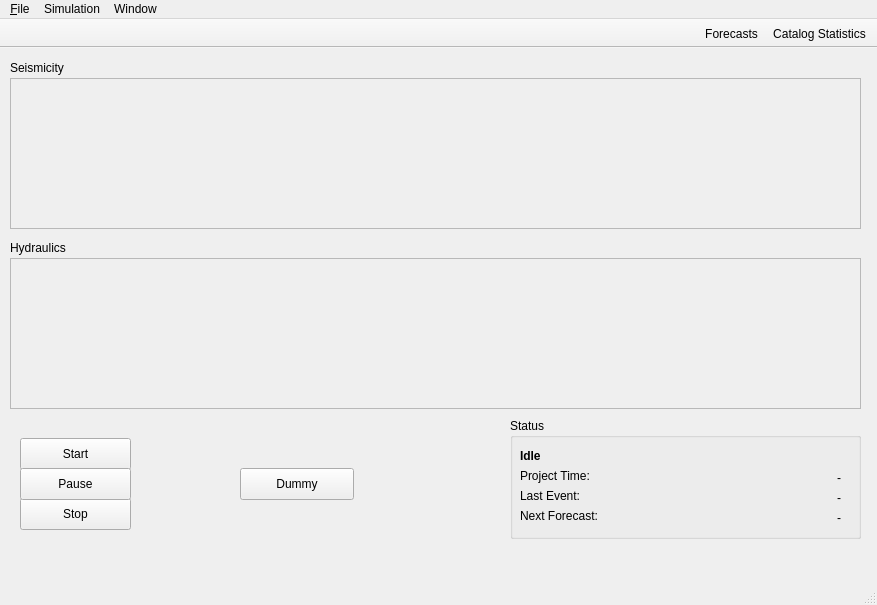
Before: the Qt Designer form atls/ui/views/mainwindow.ui in swiss-seismological-service/hermes, drawn with Qt 5.
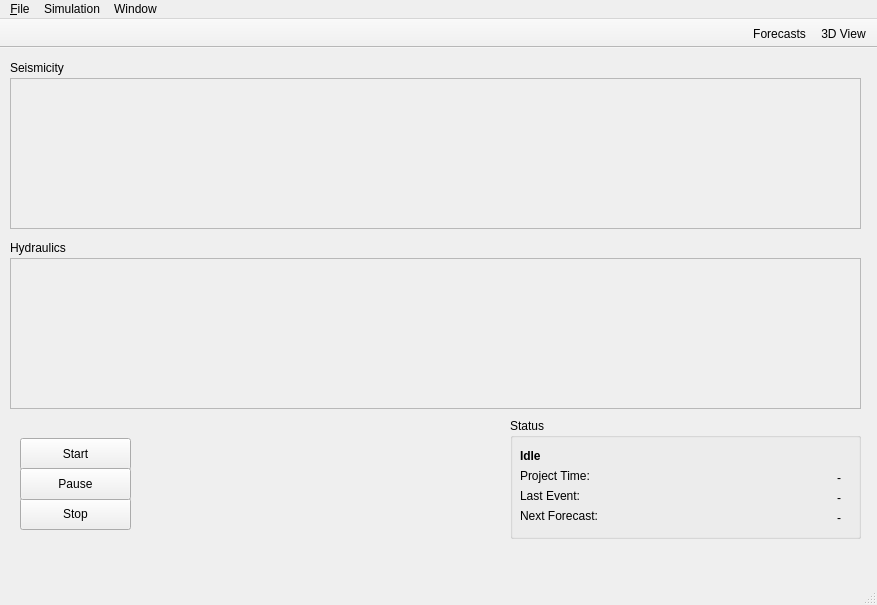
After: the same form once the commit is applied. Icons and pictures are not drawn. Custom widgets are drawn as their Qt base class.

Commit message: Show 3D visualization of incoming events

```diff
--- a/atls/ui/views/mainwindow.ui
+++ b/atls/ui/views/mainwindow.ui
@@ -268,19 +268,6 @@
      <string>Pause</string>
     </property>
    </widget>
-   <widget class="QPushButton" name="dummyButton">
-    <property name="geometry">
-     <rect>
-      <x>240</x>
-      <y>420</y>
-      <width>114</width>
-      <height>32</height>
-     </rect>
-    </property>
-    <property name="text">
-     <string>Dummy</string>
-    </property>
-   </widget>
   </widget>
   <widget class="QMenuBar" name="menuBar">
    <property name="geometry">
@@ -323,7 +310,7 @@
     <property name="title">
      <string>Window</string>
     </property>
-    <addaction name="actionShow_GR"/>
+    <addaction name="actionShow_3D"/>
     <addaction name="actionForecasts"/>
    </widget>
    <addaction name="menu_File"/>
@@ -355,7 +342,7 @@
    <attribute name="toolBarBreak">
     <bool>false</bool>
    </attribute>
-   <addaction name="actionShow_GR"/>
+   <addaction name="actionShow_3D"/>
    <addaction name="actionForecasts"/>
   </widget>
   <widget class="QStatusBar" name="statusBar"/>
@@ -384,13 +371,13 @@
     <string>Stop Simulation</string>
    </property>
   </action>
-  <action name="actionShow_GR">
+  <action name="actionShow_3D">
    <property name="icon">
     <iconset resource="images.qrc">
-     <normaloff>:/toolbar-buttons/images/view-gr-toolbar-button.png</normaloff>:/toolbar-buttons/images/view-gr-toolbar-button.png</iconset>
+     <normaloff>:/toolbar-buttons/images/view-3d-toolbar-button.png</normaloff>:/toolbar-buttons/images/view-3d-toolbar-button.png</iconset>
    </property>
    <property name="text">
-    <string>Catalog Statistics</string>
+    <string>3D View</string>
    </property>
   </action>
   <action name="actionImport_Hydraulic_Data">
```
The commit also changes 6 other files.
